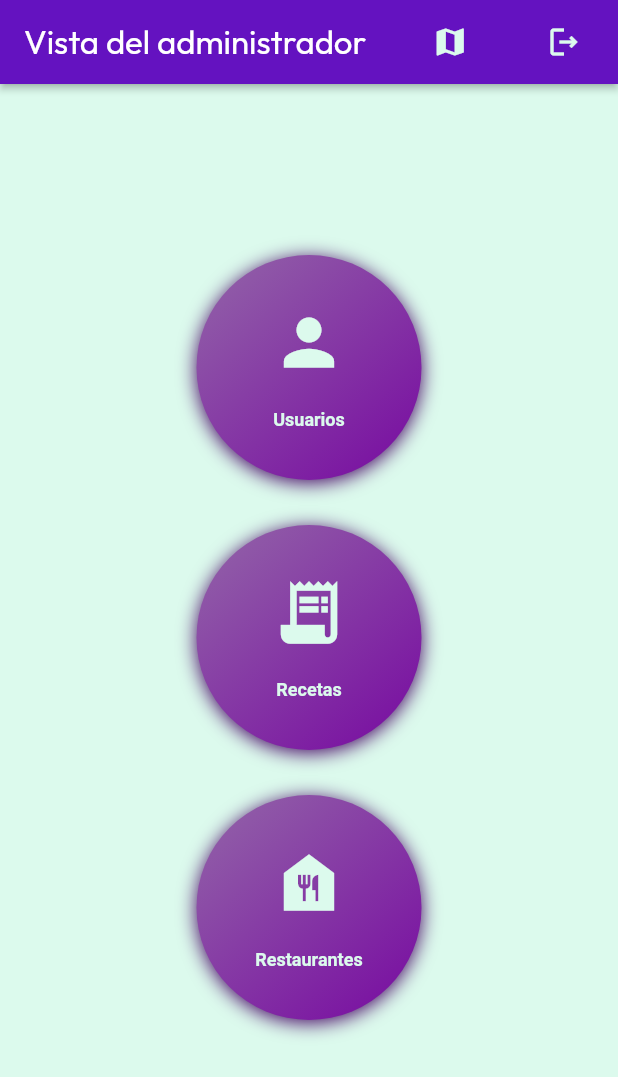
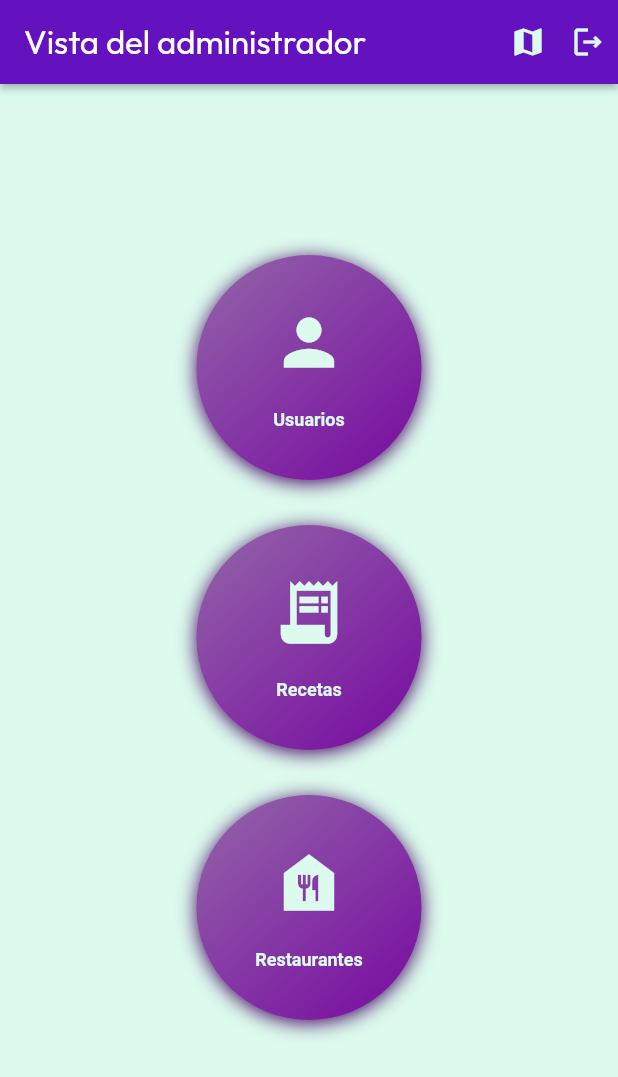
Before and after one commit to Joserra2304/GlutenVoid_APP, a Flutter app: the AdminViewWidget screen opened by its route, on a phone screen of 412 x 824 dp. Shown: the top 1077 px of the screen. Run offline on Flutter 3.47's test engine with Material 3 defaults, Android fonts, the phone set to English and light mode, and no system bars; our stand-ins replace auto_size_text, carousel_slider, flip_card, font_awesome_flutter, from_css_color, geocoding and 7 more; missing offline and left inert: flutter_exit_app, google_ml_kit, json_path; accounts and stored records are empty; Roboto replaces fonts that are missing (Readex Pro).

Commit message:
Arreglos AdminView

```diff
--- a/lib/view/admin_view/admin_view_widget.dart
+++ b/lib/view/admin_view/admin_view_widget.dart
@@ -1,5 +1,4 @@
 import 'package:glutenvoid_app/service/user_service.dart';
-
 import '/flutter_flow/flutter_flow_icon_button.dart';
 import '/flutter_flow/flutter_flow_theme.dart';
 import '/flutter_flow/flutter_flow_util.dart';
@@ -31,7 +30,6 @@ class _AdminViewWidgetState extends State<AdminViewWidget> {
   @override
   void dispose() {
     _model.dispose();
-
     super.dispose();
   }
 
@@ -49,11 +47,7 @@ class _AdminViewWidgetState extends State<AdminViewWidget> {
         appBar: AppBar(
           backgroundColor: FlutterFlowTheme.of(context).primary,
           automaticallyImplyLeading: false,
-          title: Row(
-            mainAxisSize: MainAxisSize.max,
-            mainAxisAlignment: MainAxisAlignment.spaceBetween,
-            children: [
-              Text(
+          title: Text(
             'Vista del administrador',
             style: FlutterFlowTheme.of(context).headlineMedium.override(
               fontFamily: 'Outfit',
@@ -62,6 +56,7 @@ class _AdminViewWidgetState extends State<AdminViewWidget> {
               letterSpacing: 0.0,
             ),
           ),
+          actions: [
             FlutterFlowIconButton(
               borderColor: FlutterFlowTheme.of(context).primary,
               borderRadius: 20.0,
@@ -94,8 +89,6 @@ class _AdminViewWidgetState extends State<AdminViewWidget> {
               },
             ),
           ],
-          ),
-          actions: [],
           centerTitle: false,
           elevation: 2.0,
         ),
```
Lines whose indentation alone changed are shown as unchanged.
